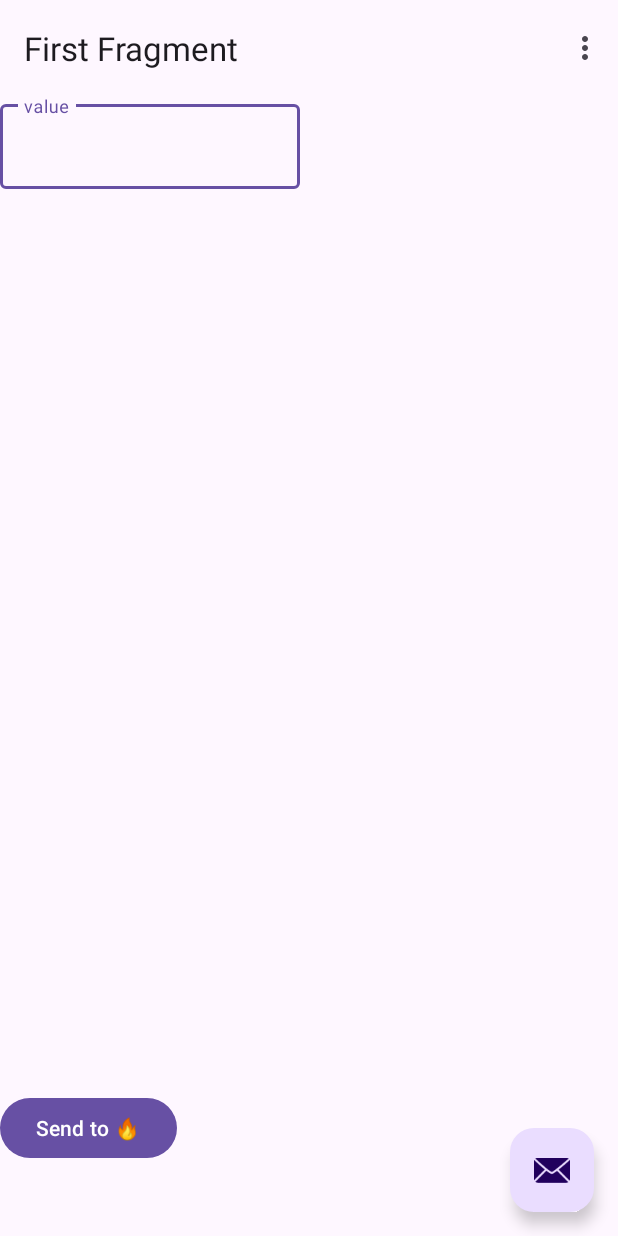
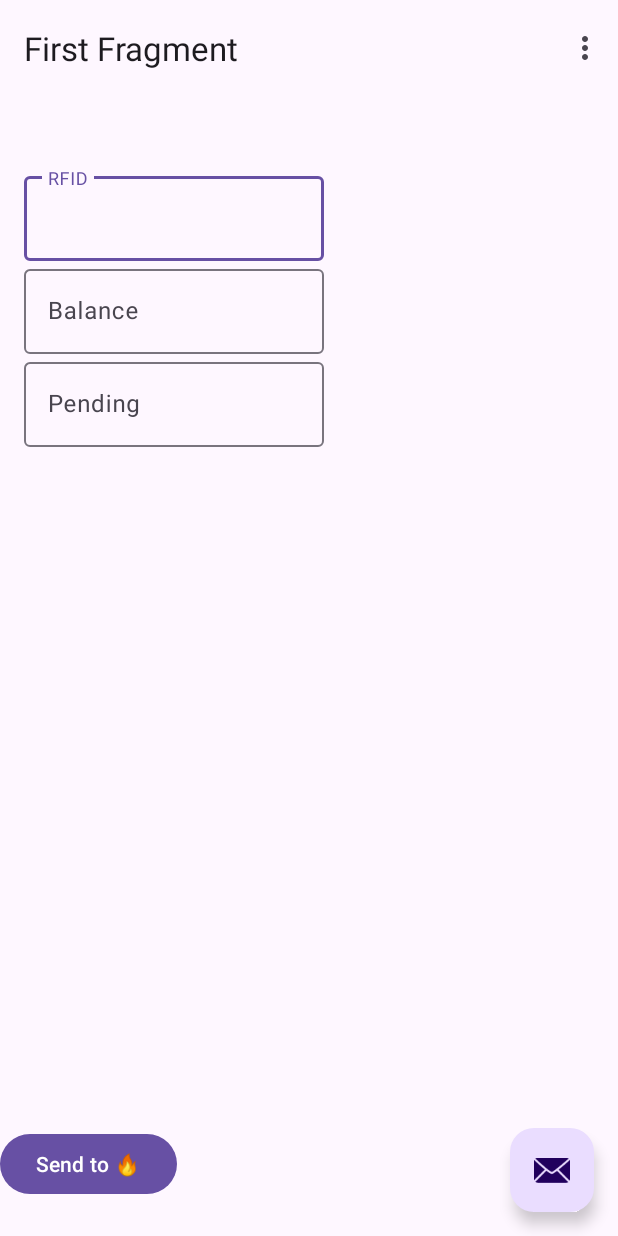
Before and after one commit to nijuyonkadesu/MyLabRat, an Android app: the screen it shows after launch (MainActivity), after a tap on "Send to 🔥", on a phone screen of 412 x 824 dp. Run offline under Robolectric (Android 15) with nearby library versions, the phone set to English and light mode, and no system bars; our stand-ins replace Firebase (no records; nobody signed in at launch, a user with empty details on screens opened directly), navigation-ui; 2 statements that could not run were skipped.

Commit message:
simple db structure

```diff
--- a/app/build.gradle
+++ b/app/build.gradle
@@ -40,12 +40,13 @@ dependencies {
 
     implementation 'androidx.core:core-ktx:1.9.0'
     implementation 'androidx.appcompat:appcompat:1.5.1'
-    implementation 'com.google.android.material:material:1.8.0-alpha02'
+    implementation 'com.google.android.material:material:1.7.0-rc01'
     implementation 'androidx.constraintlayout:constraintlayout:2.1.4'
     implementation 'androidx.navigation:navigation-fragment-ktx:2.5.3'
     implementation 'androidx.navigation:navigation-ui-ktx:2.5.3'
 
     implementation 'com.google.firebase:firebase-database-ktx:20.1.0'
+    implementation 'androidx.legacy:legacy-support-v4:1.0.0'
     testImplementation 'junit:junit:4.13.2'
     androidTestImplementation 'androidx.test.ext:junit:1.1.4'
     androidTestImplementation 'androidx.test.espresso:espresso-core:3.5.0'
--- a/app/src/main/java/com/njk/testingtheme/FirstFragment.kt
+++ b/app/src/main/java/com/njk/testingtheme/FirstFragment.kt
@@ -39,14 +39,26 @@ class FirstFragment : Fragment() {
         binding.apply {
             send.setOnClickListener {
 //                findNavController().navigate(R.id.action_FirstFragment_to_SecondFragment)
-                val text = rawText.editableText.toString()
-                database = FirebaseDatabase.getInstance("https://busticketsystem-f2ca3-default-rtdb.asia-southeast1.firebasedatabase.app/").getReference("Junk")
-                val user = User(text)
-                database.child("funny").setValue(user).addOnSuccessListener {
-                    rawText.text?.clear()
+                database = FirebaseDatabase.getInstance("https://busticketsystem-f2ca3-default-rtdb.asia-southeast1.firebasedatabase.app/").getReference("Users")
+
+
+                val accNo = (1..100).random()
+                val user = User(
+                    rfid.text?.toString()?.toInt() ?: 0,
+                    balance.text?.toString()?.toInt() ?: 0,
+                    pending.text?.toString()?.toInt() ?: 0,
+                    ticketStatus = TicketStatus.VALID
+                )
+                database.child("$accNo").setValue(user).addOnSuccessListener {
+                    rfid.text?.clear()
+                    balance.text?.clear()
+                    pending.text?.clear()
+
                     Toast.makeText(requireContext(), "Yay done 🔥", Toast.LENGTH_SHORT).show()
+                }.addOnFailureListener {
+                    Toast.makeText(requireContext(), "Failed 😔", Toast.LENGTH_SHORT).show()
                 }
-                Log.d("firebase", text)
+                Log.d("firebase", user.ticketStatus.toString())
             }
         }
     }
--- a/app/src/main/java/com/njk/testingtheme/User.kt
+++ b/app/src/main/java/com/njk/testingtheme/User.kt
@@ -1,5 +1,11 @@
 package com.njk.testingtheme
 
 data class User(
-    val value: String,
+    val rfid: Int,
+    val walletBalance: Int,
+    val pendingPayment: Int,
+    val ticketStatus: TicketStatus,
 )
+enum class TicketStatus {
+    VALID, INVALID
+}
--- a/app/src/main/res/layout/fragment_first.xml
+++ b/app/src/main/res/layout/fragment_first.xml
@@ -5,31 +5,71 @@
     android:layout_width="fill_parent"
     android:layout_height="fill_parent"
     tools:context=".FirstFragment">
+    <LinearLayout
+        android:orientation="vertical"
+        android:id="@+id/frame"
+        android:layout_width="match_parent"
+        android:layout_height="wrap_content"
+        app:layout_constraintTop_toTopOf="parent"
+        android:layout_marginTop="48dp"
+        android:layout_marginStart="16dp">
 
         <com.google.android.material.textfield.TextInputLayout
-        android:id="@+id/input_field"
+            android:id="@+id/input_field_1"
             style="@style/ThemeOverlay.Material3.TextInputEditText.OutlinedBox"
             android:layout_width="@dimen/user_text"
             android:layout_height="wrap_content"
-        android:hint="@string/value"
-        app:layout_constraintStart_toStartOf="parent"
-        app:layout_constraintTop_toTopOf="parent">
+            android:hint="RFID">
 
             <com.google.android.material.textfield.TextInputEditText
-            android:id="@+id/raw_text"
+                android:id="@+id/rfid"
+                android:layout_width="match_parent"
+                android:layout_height="wrap_content"
+                />
+
+
+        </com.google.android.material.textfield.TextInputLayout>
+        <com.google.android.material.textfield.TextInputLayout
+            android:id="@+id/input_field_2"
+            style="@style/ThemeOverlay.Material3.TextInputEditText.OutlinedBox"
+            android:layout_width="@dimen/user_text"
+            android:layout_height="wrap_content"
+            android:hint="Balance"
+            >
+
+            <com.google.android.material.textfield.TextInputEditText
+                android:id="@+id/balance"
+                android:layout_width="match_parent"
+                android:layout_height="wrap_content"
+                />
+
+        </com.google.android.material.textfield.TextInputLayout>
+        <com.google.android.material.textfield.TextInputLayout
+            android:id="@+id/input_field_3"
+            style="@style/ThemeOverlay.Material3.TextInputEditText.OutlinedBox"
+            android:layout_width="@dimen/user_text"
+            android:layout_height="wrap_content"
+            android:hint="Pending"
+            >
+
+            <com.google.android.material.textfield.TextInputEditText
+                android:id="@+id/pending"
                 android:layout_width="match_parent"
                 android:layout_height="wrap_content"
                 />
 
         </com.google.android.material.textfield.TextInputLayout>
 
+    </LinearLayout>
+
     <Button
         android:id="@+id/send"
         android:layout_width="wrap_content"
         android:layout_height="wrap_content"
+        android:layout_marginTop="24dp"
+        android:layout_marginBottom="24dp"
         android:text="@string/send"
         app:layout_constraintBottom_toBottomOf="parent"
         app:layout_constraintStart_toStartOf="parent"
-        android:layout_marginBottom="48sp"
         />
 </androidx.constraintlayout.widget.ConstraintLayout>
--- a/app/src/main/res/values/strings.xml
+++ b/app/src/main/res/values/strings.xml
@@ -48,4 +48,6 @@
         vestibulum. Fusce dictum libero quis erat maximus, vitae volutpat diam dignissim.
     </string>
     <string name="value">value</string>
+    <string name="married">married</string>
+    <string name="employeed">employeed</string>
 </resources>
```
Lines whose indentation alone changed are shown as unchanged.
